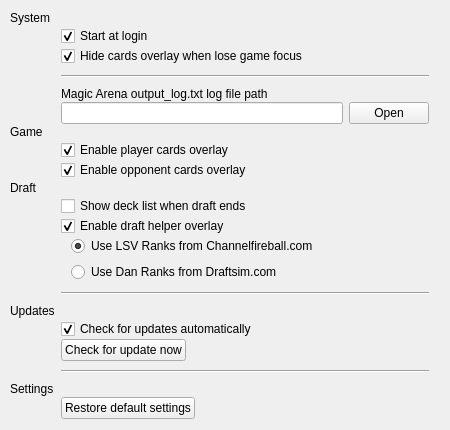
The window that src/ui/tabgeneral.ui (HearthSim/LotusTracker) describes before a commit, drawn with Qt 5.
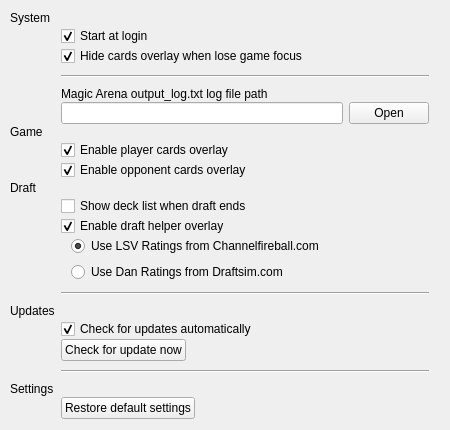
The same window after the commit.

Commit message: Add draft ratings switch button

```diff
--- a/src/ui/tabgeneral.ui
+++ b/src/ui/tabgeneral.ui
@@ -114,7 +114,7 @@
           <string>Good for new players since it provides a commentary about each card.</string>
          </property>
          <property name="text">
-          <string>Use LSV Ranks from Channelfireball.com</string>
+          <string>Use LSV Ratings from Channelfireball.com</string>
          </property>
          <property name="checked">
           <bool>true</bool>
@@ -127,7 +127,7 @@
           <string>Better option because the ratings were updated after the set launch, so they reflect better the card value.</string>
          </property>
          <property name="text">
-          <string>Use Dan Ranks from Draftsim.com</string>
+          <string>Use Dan Ratings from Draftsim.com</string>
          </property>
         </widget>
        </item>
```
The commit also changes 7 other files.
